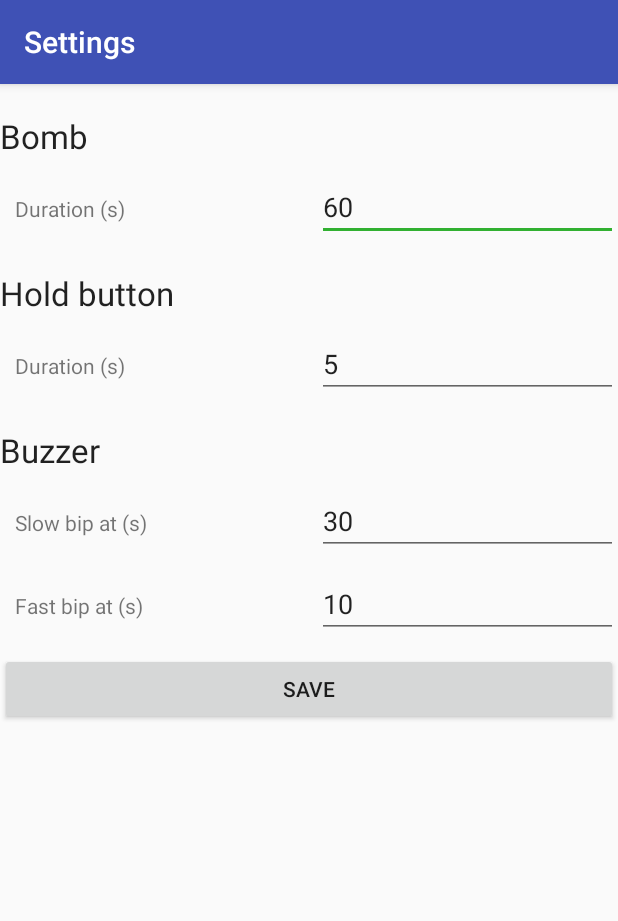
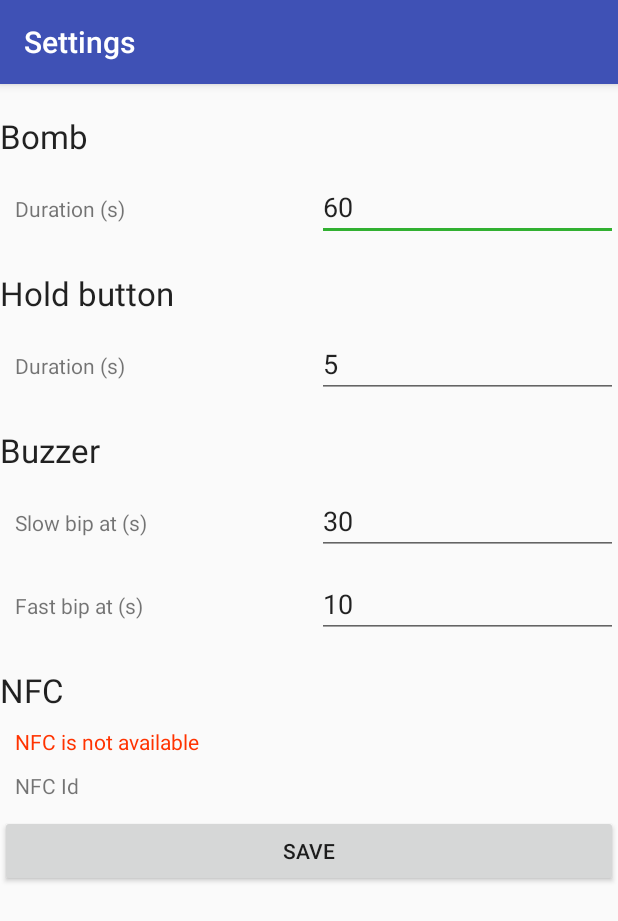
Before and after one commit to Rothen68/RBTimer, an Android app: the screen it shows after launch (SettingsActivity), in the options menu, after a tap on "Settings", on a phone screen of 412 x 824 dp. Shown: the top 921 px of the screen. Run offline under Robolectric (Android 15) with nearby library versions, the phone set to English and light mode, and no system bars; 1 statement that could not run was skipped.

Commit message:
implements NFC detection

```diff
--- a/app/build.gradle
+++ b/app/build.gradle
@@ -5,11 +5,12 @@ android {
     buildToolsVersion "25.0.2"
     defaultConfig {
         applicationId "com.rothen.bomba"
-        minSdkVersion 18
+        minSdkVersion 19
         targetSdkVersion 25
-        versionCode 5
+        versionCode 6
         versionName "1.0"
         testInstrumentationRunner "android.support.test.runner.AndroidJUnitRunner"
+        vectorDrawables.useSupportLibrary = true
     }
     buildTypes {
         release {
@@ -28,5 +29,6 @@ dependencies {
     compile 'com.android.support.constraint:constraint-layout:1.0.1'
     compile 'com.android.support:support-v4:25.3.0'
     compile 'com.google.android.gms:play-services-plus:10.2.0'
+    compile 'com.android.support:support-vector-drawable:25.3.0'
     testCompile 'junit:junit:4.12'
 }
--- a/app/src/main/java/com/rothen/rbtimer/MainActivity.java
+++ b/app/src/main/java/com/rothen/rbtimer/MainActivity.java
@@ -58,7 +58,6 @@ public class MainActivity extends AppCompatActivity implements HoldButtonFragmen
         if(bombCountDown!=null) {
             bombCountDown.cancel();
         }
-
     }
 
     private void resetBomb()
@@ -125,6 +124,8 @@ public class MainActivity extends AppCompatActivity implements HoldButtonFragmen
     @Override
     protected void onPause() {
         sensorManagement.onPause();
+        if(buttonCountDown != null) buttonCountDown.cancel();
+        if(bombCountDown != null) bombCountDown.cancel();
         super.onPause();
     }
 
@@ -153,9 +154,7 @@ public class MainActivity extends AppCompatActivity implements HoldButtonFragmen
                 @Override
                 public void onTick(long millisUntilFinished) {
                     holdButtonFragment.setProgressState((int) (100 - (100 * millisUntilFinished / settingsService.getButtonPressTime())));
-
                 }
-
                 @Override
                 public void onFinish() {
                     holdButtonFragment.setProgressState(0);
@@ -169,7 +168,6 @@ public class MainActivity extends AppCompatActivity implements HoldButtonFragmen
                         setBombArmed();
                         startBombTimer();
                     }
-
                 }
             }.start();
         }
--- /dev/null
+++ b/app/src/main/java/com/rothen/rbtimer/Service/NFCService.java
@@ -0,0 +1,149 @@
+package com.rothen.rbtimer.Service;
+
+import android.app.Activity;
+import android.app.PendingIntent;
+import android.content.Context;
+import android.content.Intent;
+import android.content.IntentFilter;
+import android.nfc.NfcAdapter;
+import android.nfc.Tag;
+import android.nfc.tech.IsoDep;
+import android.nfc.tech.MifareClassic;
+import android.nfc.tech.MifareUltralight;
+import android.nfc.tech.Ndef;
+import android.nfc.tech.NfcA;
+import android.nfc.tech.NfcB;
+import android.nfc.tech.NfcF;
+import android.nfc.tech.NfcV;
+import android.os.CountDownTimer;
+import android.util.Log;
+
+import com.rothen.rbtimer.utils.Utils;
+
+import java.io.IOException;
+
+/**
+ * Manage NFC
+ * Created by apest on 17/03/2017.
+ */
+
+public class NFCService implements NfcAdapter.ReaderCallback {
+
+    public interface NFCAdapterListener
+    {
+        void onTagConnectionLost();
+    }
+
+    public static int READER_FLAGS =
+            NfcAdapter.FLAG_READER_NFC_A | NfcAdapter.FLAG_READER_SKIP_NDEF_CHECK;
+
+    private NFCAdapterListener listener;
+
+    private NfcAdapter nfcAdapter;
+
+    private CountDownTimer tagPresenceCheckTimer;
+    private MifareClassic mifareClassic;
+
+    // list of NFC technologies detected:
+    private final String[][] techList = new String[][] {
+            new String[] {
+                    NfcA.class.getName(),
+                    NfcB.class.getName(),
+                    NfcF.class.getName(),
+                    NfcV.class.getName(),
+                    IsoDep.class.getName(),
+                    MifareClassic.class.getName(),
+                    MifareUltralight.class.getName(), Ndef.class.getName()
+            }
+    };
+
+    public NFCService(Context context, NFCAdapterListener listener)
+    {
+        nfcAdapter = NfcAdapter.getDefaultAdapter(context);
+        this.listener = listener;
+    }
+
+    public boolean isNFCAvailable()
+    {
+        return nfcAdapter!=null;
+    }
+
+    public boolean isNFCEnabled()
+    {
+        if(isNFCAvailable())
+        {
+            return nfcAdapter.isEnabled();
+        }
+        else
+        {
+            return false;
+        }
+    }
+
+    public void registerIntentFilter(Class<?> c, Activity activity)
+    {
+        PendingIntent pendingIntent = PendingIntent.getActivity(activity, 0, new Intent(activity, c).addFlags(Intent.FLAG_ACTIVITY_SINGLE_TOP), 0);
+        // creating intent receiver for NFC events:
+        IntentFilter filter = new IntentFilter();
+        filter.addAction(NfcAdapter.ACTION_TAG_DISCOVERED);
+        filter.addAction(NfcAdapter.ACTION_NDEF_DISCOVERED);
+        filter.addAction(NfcAdapter.ACTION_TECH_DISCOVERED);
+        // enabling foreground dispatch for getting intent from NFC event:
+        NfcAdapter nfcAdapter = NfcAdapter.getDefaultAdapter(activity);
+        nfcAdapter.enableForegroundDispatch(activity, pendingIntent, new IntentFilter[]{filter}, this.techList);
+    }
+
+    public void unRegisterIntentFilter(Activity activity)
+    {
+        nfcAdapter.disableForegroundDispatch(activity);
+        if(tagPresenceCheckTimer!=null)
+        {
+            tagPresenceCheckTimer.cancel();
+        }
+    }
+
+    public String lookupTag(Intent i)
+    {
+        if (i.getAction().equals(NfcAdapter.ACTION_TAG_DISCOVERED)) {
+            Tag tag = i.getParcelableExtra(NfcAdapter.EXTRA_TAG);
+            onTagDiscovered(tag);
+            byte[] id = i.getByteArrayExtra(NfcAdapter.EXTRA_ID);
+            return Utils.ByteArrayToHexString(id);
+        }
+        return "";
+    }
+
+
+    @Override
+    public void onTagDiscovered(Tag tag) {
+        mifareClassic = MifareClassic.get(tag);
+        try {
+            mifareClassic.connect();
+            startLoopTagPresenceTimer();
+
+        } catch (IOException e) {
+            Log.e("NFC", e.getMessage());
+        }
+
+
+    }
+
+    private void startLoopTagPresenceTimer()
+    {
+        tagPresenceCheckTimer = new CountDownTimer(60000,100) {
+            @Override
+            public void onTick(long millisUntilFinished) {
+                if(!mifareClassic.isConnected())
+                {
+                    listener.onTagConnectionLost();
+                    tagPresenceCheckTimer.cancel();
+                }
+            }
+
+            @Override
+            public void onFinish() {
+                startLoopTagPresenceTimer();
+            }
+        }.start();
+    }
+}
--- a/app/src/main/java/com/rothen/rbtimer/SettingsActivity.java
+++ b/app/src/main/java/com/rothen/rbtimer/SettingsActivity.java
@@ -1,20 +1,15 @@
 package com.rothen.rbtimer;
 
+import android.content.Intent;
 import android.support.v7.app.AppCompatActivity;
 import android.os.Bundle;
-import android.text.Editable;
-import android.text.TextWatcher;
-import android.view.KeyEvent;
 import android.view.View;
 import android.widget.Button;
 import android.widget.EditText;
-import android.widget.SeekBar;
 import android.widget.TextView;
 
+import com.rothen.rbtimer.Service.NFCService;
 import com.rothen.rbtimer.Service.SettingsService;
-import com.rothen.rbtimer.utils.Utils;
-
-import java.util.Set;
 
 
 public class SettingsActivity extends AppCompatActivity {
@@ -24,15 +19,26 @@ public class SettingsActivity extends AppCompatActivity {
     private EditText txtHoldButtonDuration;
     private EditText txtBipSlowDuration;
     private EditText txtBipFastDuration;
+
+    private TextView txtNFCAvailable;
+    private TextView txtNFCId;
+
     private Button btnSave;
 
     private SettingsService settingsService;
+    private NFCService nfcService;
 
     @Override
     protected void onCreate(Bundle savedInstanceState) {
         super.onCreate(savedInstanceState);
         setContentView(R.layout.activity_settings);
         settingsService = new SettingsService(this);
+        nfcService = new NFCService(this, new NFCService.NFCAdapterListener() {
+            @Override
+            public void onTagConnectionLost() {
+                txtNFCId.setText("");
+            }
+        });
 
         btnSave = (Button) findViewById(R.id.btnSave);
         btnSave.setOnClickListener(new View.OnClickListener() {
@@ -46,13 +52,34 @@ public class SettingsActivity extends AppCompatActivity {
         txtHoldButtonDuration =(EditText) findViewById(R.id.txtHoldButtonDuration);
         txtBipSlowDuration =(EditText) findViewById(R.id.txtSlowBipDuration);
         txtBipFastDuration =(EditText) findViewById(R.id.txtFastBipDuration);
+        txtNFCAvailable = (TextView) findViewById(R.id.txtNFCAvailable);
+        txtNFCId = (TextView)findViewById(R.id.txtNFCId);
 
         txtBipFastDuration.setText(settingsService.getBipFastTime()/1000 + "");
         txtBipSlowDuration.setText(settingsService.getBipSlowTime()/1000 + "");
         txtHoldButtonDuration.setText(settingsService.getButtonPressTime()/1000 + "");
         txtBombDuration.setText(settingsService.getBombTime()/1000 + "");
 
+        if(nfcService.isNFCAvailable())
+        {
+            if(nfcService.isNFCEnabled())
+            {
+                txtNFCAvailable.setText(R.string.settings_NFCAvailableAndEnabled);
+                txtNFCAvailable.setTextColor(getResources().getColor(R.color.colorDefault));
+            }
+            else
+            {
+                txtNFCAvailable.setText(R.string.settings_NFCAvailableNotEnabled);
+                txtNFCAvailable.setTextColor(getResources().getColor(R.color.colorWarning));
+            }
+        }
+        else
+        {
+            txtNFCAvailable.setText(R.string.settings_NFCNotAvailable);
+            txtNFCAvailable.setTextColor(getResources().getColor(R.color.colorDanger));
+        }
     }
+
 
     private void CheckAndSaveSettings() {
         int i = Integer.valueOf(txtBipFastDuration.getText().toString()) * 1000;
@@ -93,10 +120,19 @@ public class SettingsActivity extends AppCompatActivity {
     }
 
     @Override
+    protected void onPause() {
+        super.onPause();
+        nfcService.unRegisterIntentFilter(this);
+    }
+
+    @Override
     protected void onResume() {
         super.onResume();
-
-
+        nfcService.registerIntentFilter(SettingsActivity.class, this);
     }
 
+    @Override
+    protected void onNewIntent(Intent intent) {
+        txtNFCId.setText(nfcService.lookupTag(intent));
+    }
 }
--- a/app/src/main/java/com/rothen/rbtimer/fragments/HoldButtonFragment.java
+++ b/app/src/main/java/com/rothen/rbtimer/fragments/HoldButtonFragment.java
@@ -160,5 +160,10 @@ public class HoldButtonFragment extends Fragment {
     @Override
     public void onPause() {
         super.onPause();
+        if(timer != null)
+        {
+            timer.cancel();
+        }
+
     }
 }
--- a/app/src/main/res/layout/activity_settings.xml
+++ b/app/src/main/res/layout/activity_settings.xml
@@ -109,6 +109,50 @@
             android:text="60" />
     </LinearLayout>
 
+
+    <TextView
+        android:layout_width="match_parent"
+        android:layout_height="wrap_content"
+        android:text="@string/settings_NFC"
+        android:layout_marginTop="20dp"
+        android:textAppearance="@style/TextAppearance.AppCompat.Large" />
+
+    <LinearLayout
+        android:layout_width="match_parent"
+        android:layout_height="wrap_content"
+        android:layout_marginLeft="10dp"
+        android:layout_marginTop="10dp"
+        android:orientation="horizontal">
+
+        <TextView
+            android:id="@+id/txtNFCAvailable"
+            android:layout_width="match_parent"
+            android:layout_height="wrap_content"
+            android:layout_weight="1" />
+
+    </LinearLayout>
+
+    <LinearLayout
+        android:layout_width="match_parent"
+        android:layout_height="wrap_content"
+        android:layout_marginLeft="10dp"
+        android:layout_marginTop="10dp"
+        android:orientation="horizontal">
+
+        <TextView
+            android:layout_width="match_parent"
+            android:layout_height="wrap_content"
+            android:layout_weight="1"
+            android:text="@string/settings_NFCId"/>
+
+        <TextView
+            android:id="@+id/txtNFCId"
+            android:layout_width="match_parent"
+            android:layout_height="wrap_content"
+            android:layout_weight="1" />
+
+    </LinearLayout>
+
     <Button
         android:id="@+id/btnSave"
         android:layout_width="match_parent"
--- a/app/src/main/res/menu/main_menu.xml
+++ b/app/src/main/res/menu/main_menu.xml
@@ -1,8 +1,4 @@
 <?xml version="1.0" encoding="utf-8"?>
-<menu xmlns:app="http://schemas.android.com/apk/res-auto"
-    xmlns:android="http://schemas.android.com/apk/res/android">
-
-
+<menu xmlns:android="http://schemas.android.com/apk/res/android">
     <item android:title="@string/settings" android:id="@+id/mnuSettings" />
-
 </menu>
--- a/app/src/main/res/values/colors.xml
+++ b/app/src/main/res/values/colors.xml
@@ -5,5 +5,6 @@
     <color name="colorAccent">#31B031</color>
     <color name="colorWarning">#ffa31a</color>
     <color name="colorDanger">#ff3300</color>
-    <color name="colorDefault">#4dff4d</color>
+    <color name="colorDefault">#2ad92a</color>
+
 </resources>
--- a/app/src/main/res/values/strings.xml
+++ b/app/src/main/res/values/strings.xml
@@ -11,6 +11,12 @@
     <string name="settings_Bip">Buzzer</string>
     <string name="settings_Bip_Fast">Fast bip at (s)</string>
     <string name="settings_Bip_Slow">Slow bip at (s)</string>
+    <string name="settings_NFC">NFC</string>
+    <string name="settings_NFCAvailableAndEnabled">NFC is available and enabled</string>
+    <string name="settings_NFCAvailableNotEnabled">NFC is available but is not enabled</string>
+    <string name="settings_NFCNotAvailable">NFC is not available</string>
+
+    <string name="settings_NFCId">NFC Id</string>
 
     <string name="duration">Duration (s)</string>
 
```
Also changed, not shown: app/src/main/AndroidManifest.xml (+8 -2 lines), app/src/main/java/com/rothen/rbtimer/utils/Utils.java (+42 -0 lines), app/src/main/res/xml/nfc_tech.xml (added, +13 -0 lines).
